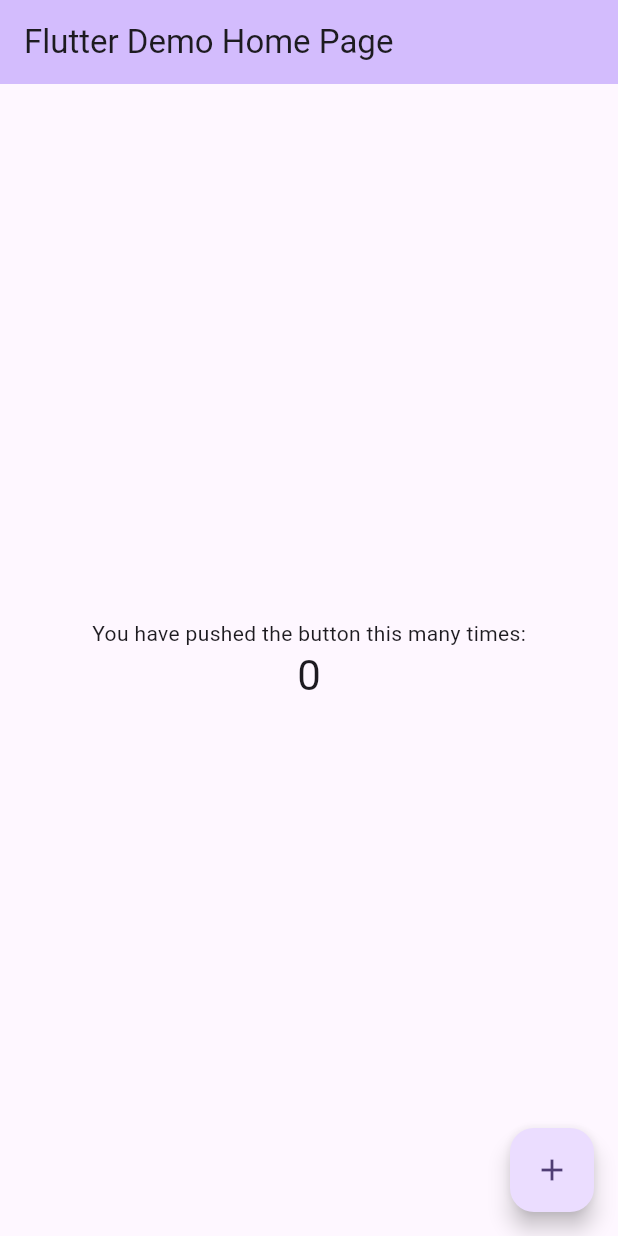
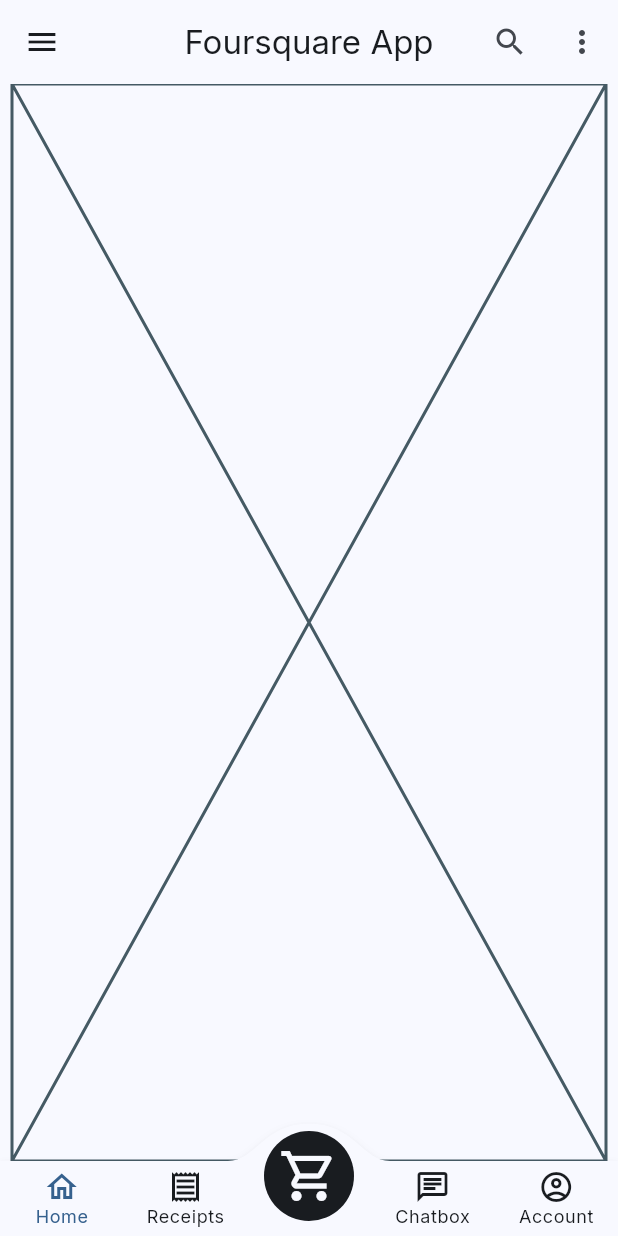
Before and after one commit to thaiha1607/foursquare_client, a Flutter app: the screen it shows after launch, on a phone screen of 412 x 824 dp. Run offline on Flutter 3.47's test engine with Material 3 defaults, Android fonts, the phone set to English and light mode, and no system bars; drawn by our look-alikes of convex_bottom_bar; our stand-ins replace flutter_hooks, go_router, google_fonts, hooks_riverpod.

Commit message:
Add sample code

```diff
--- a/analysis_options.yaml
+++ b/analysis_options.yaml
@@ -24,5 +24,8 @@ linter:
     # avoid_print: false  # Uncomment to disable the `avoid_print` rule
     # prefer_single_quotes: true  # Uncomment to enable the `prefer_single_quotes` rule
 
+analyzer:
+  plugins:
+    - custom_lint
 # Additional information about this file can be found at
 # https://dart.dev/guides/language/analysis-options
--- a/lib/main.dart
+++ b/lib/main.dart
@@ -1,125 +1,38 @@
 import 'package:flutter/material.dart';
+import 'package:go_router/go_router.dart';
+import 'package:google_fonts/google_fonts.dart';
+import 'package:hooks_riverpod/hooks_riverpod.dart';
+
+import 'routes/homepage.dart';
+
+final _router = GoRouter(
+  routes: [
+    GoRoute(
+      path: '/',
+      builder: (context, state) => const Homepage(),
+    ),
+  ],
+);
 
 void main() {
-  runApp(const MyApp());
+  runApp(ProviderScope(
+    child: const MyApp(),
+  ));
 }
 
 class MyApp extends StatelessWidget {
   const MyApp({super.key});
 
-  // This widget is the root of your application.
   @override
   Widget build(BuildContext context) {
-    return MaterialApp(
-      title: 'Flutter Demo',
+    return MaterialApp.router(
+      title: 'Foursquare App',
       theme: ThemeData(
-        // This is the theme of your application.
-        //
-        // TRY THIS: Try running your application with "flutter run". You'll see
-        // the application has a blue toolbar. Then, without quitting the app,
-        // try changing the seedColor in the colorScheme below to Colors.green
-        // and then invoke "hot reload" (save your changes or press the "hot
-        // reload" button in a Flutter-supported IDE, or press "r" if you used
-        // the command line to start the app).
-        //
-        // Notice that the counter didn't reset back to zero; the application
-        // state is not lost during the reload. To reset the state, use hot
-        // restart instead.
-        //
-        // This works for code too, not just values: Most code changes can be
-        // tested with just a hot reload.
-        colorScheme: ColorScheme.fromSeed(seedColor: Colors.deepPurple),
+        colorScheme: ColorScheme.fromSeed(seedColor: Colors.blue),
         useMaterial3: true,
+        fontFamily: GoogleFonts.inter().fontFamily,
       ),
-      home: const MyHomePage(title: 'Flutter Demo Home Page'),
+      routerConfig: _router,
     );
   }
 }
-
-class MyHomePage extends StatefulWidget {
-  const MyHomePage({super.key, required this.title});
-
-  // This widget is the home page of your application. It is stateful, meaning
-  // that it has a State object (defined below) that contains fields that affect
-  // how it looks.
-
-  // This class is the configuration for the state. It holds the values (in this
-  // case the title) provided by the parent (in this case the App widget) and
-  // used by the build method of the State. Fields in a Widget subclass are
-  // always marked "final".
-
-  final String title;
-
-  @override
-  State<MyHomePage> createState() => _MyHomePageState();
-}
-
-class _MyHomePageState extends State<MyHomePage> {
-  int _counter = 0;
-
-  void _incrementCounter() {
-    setState(() {
-      // This call to setState tells the Flutter framework that something has
-      // changed in this State, which causes it to rerun the build method below
-      // so that the display can reflect the updated values. If we changed
-      // _counter without calling setState(), then the build method would not be
-      // called again, and so nothing would appear to happen.
-      _counter++;
-    });
-  }
-
-  @override
-  Widget build(BuildContext context) {
-    // This method is rerun every time setState is called, for instance as done
-    // by the _incrementCounter method above.
-    //
-    // The Flutter framework has been optimized to make rerunning build methods
-    // fast, so that you can just rebuild anything that needs updating rather
-    // than having to individually change instances of widgets.
-    return Scaffold(
-      appBar: AppBar(
-        // TRY THIS: Try changing the color here to a specific color (to
-        // Colors.amber, perhaps?) and trigger a hot reload to see the AppBar
-        // change color while the other colors stay the same.
-        backgroundColor: Theme.of(context).colorScheme.inversePrimary,
-        // Here we take the value from the MyHomePage object that was created by
-        // the App.build method, and use it to set our appbar title.
-        title: Text(widget.title),
-      ),
-      body: Center(
-        // Center is a layout widget. It takes a single child and positions it
-        // in the middle of the parent.
-        child: Column(
-          // Column is also a layout widget. It takes a list of children and
-          // arranges them vertically. By default, it sizes itself to fit its
-          // children horizontally, and tries to be as tall as its parent.
-          //
-          // Column has various properties to control how it sizes itself and
-          // how it positions its children. Here we use mainAxisAlignment to
-          // center the children vertically; the main axis here is the vertical
-          // axis because Columns are vertical (the cross axis would be
-          // horizontal).
-          //
-          // TRY THIS: Invoke "debug painting" (choose the "Toggle Debug Paint"
-          // action in the IDE, or press "p" in the console), to see the
-          // wireframe for each widget.
-          mainAxisAlignment: MainAxisAlignment.center,
-          children: <Widget>[
-            const Text(
-              'You have pushed the button this many times:',
-            ),
-            Text(
-              '$_counter',
-              style: Theme.of(context).textTheme.headlineMedium,
-            ),
-          ],
-        ),
-      ),
-      floatingActionButton: FloatingActionButton(
-        onPressed: _incrementCounter,
-        tooltip: 'Increment',
-        child: const Icon(Icons.add),
-      ), // This trailing comma makes auto-formatting nicer for build methods.
-    );
-  }
-}
--- /dev/null
+++ b/lib/routes/homepage.dart
@@ -0,0 +1,77 @@
+import "package:convex_bottom_bar/convex_bottom_bar.dart";
+import "package:flutter/material.dart";
+import "package:flutter_hooks/flutter_hooks.dart";
+
+class Homepage extends HookWidget {
+  const Homepage({super.key});
+
+  @override
+  Widget build(BuildContext context) {
+    final currentPageIndex = useState<int>(0);
+    var containerList = <Widget>[
+      Container(
+        alignment: Alignment.center,
+        child: const Placeholder(),
+      ),
+      Container(
+        alignment: Alignment.center,
+        child: const Placeholder(),
+      ),
+      Container(
+        alignment: Alignment.center,
+        child: const Placeholder(),
+      ),
+      Container(
+        alignment: Alignment.center,
+        child: const Placeholder(),
+      ),
+      Container(
+        alignment: Alignment.center,
+        child: const Placeholder(),
+      ),
+    ];
+    return Scaffold(
+      appBar: AppBar(
+        title: const Text('Foursquare App'),
+        centerTitle: true,
+        leading: IconButton(
+          icon: const Icon(Icons.menu),
+          onPressed: () {},
+        ),
+        actions: [
+          IconButton(
+            icon: const Icon(Icons.search),
+            onPressed: () {},
+          ),
+          IconButton(
+            icon: const Icon(Icons.more_vert),
+            onPressed: () {},
+          ),
+        ],
+      ),
+      bottomNavigationBar: ConvexAppBar(
+        items: const [
+          TabItem(icon: Icons.home_outlined, title: 'Home'),
+          TabItem(icon: Icons.receipt_outlined, title: 'Receipts'),
+          TabItem(icon: Icons.shopping_cart_outlined, title: 'Shopping'),
+          TabItem(icon: Icons.chat_outlined, title: 'Chatbox'),
+          TabItem(icon: Icons.account_circle_outlined, title: 'Account'),
+        ],
+        onTap: (int index) {
+          currentPageIndex.value = index;
+        },
+        backgroundColor: Theme.of(context).colorScheme.surface,
+        color: Theme.of(context).colorScheme.onSurface,
+        activeColor: Theme.of(context).colorScheme.primary,
+        style: TabStyle.fixedCircle,
+      ),
+      body: SafeArea(
+        minimum: const EdgeInsets.only(
+          left: 8.0,
+          right: 8.0,
+        ),
+        child: containerList[currentPageIndex.value],
+      ),
+    );
+  }
+}
```
Also changed, not shown: pubspec.yaml (+10 -0 lines), pubspec.lock, 2 other files.
